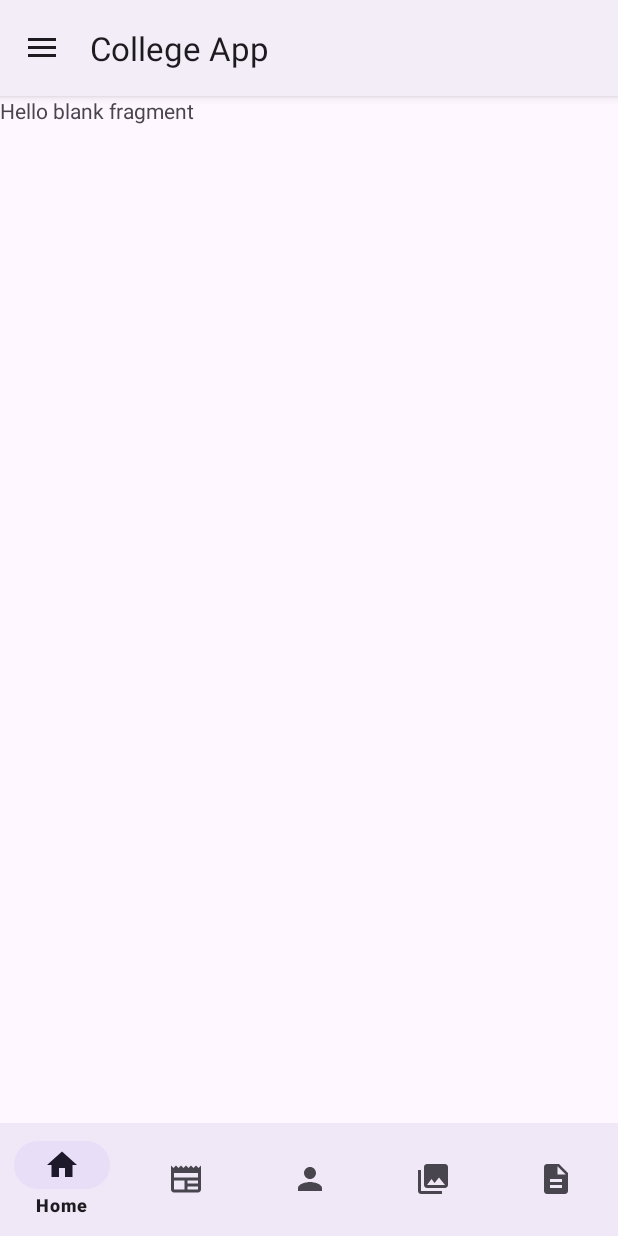
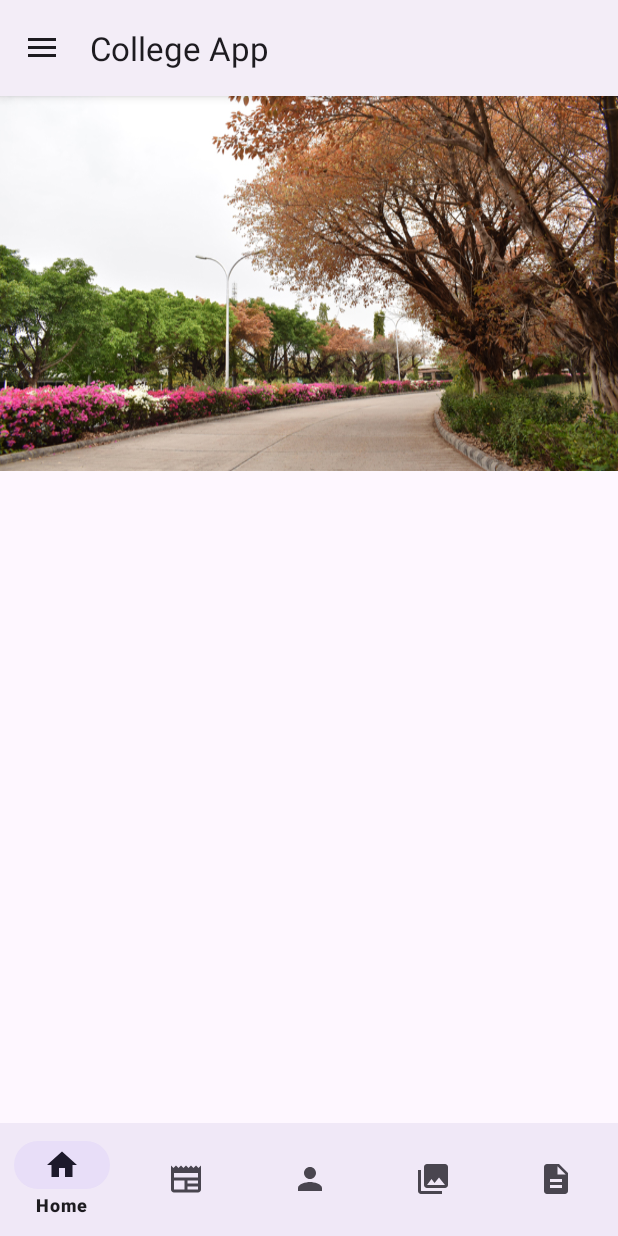
Before and after one commit to TheScriptRailoth/College-App, an Android app: the screen it shows after launch (MainActivity), on a phone screen of 412 x 824 dp. Run offline under Robolectric (Android 15) with nearby library versions, the phone set to English and light mode, and no system bars; our stand-ins replace navigation-ui.

Commit message:
College App: Added Automatic Image Slider
Signed-off-by: TheScriptRailoth <am3718440@gmail.com>

```diff
--- a/app/build.gradle
+++ b/app/build.gradle
@@ -1,21 +1,17 @@
 plugins {
     id 'com.android.application'
 }
-
 android {
     namespace 'com.notebook.collegeapp'
     compileSdk 33
-
     defaultConfig {
         applicationId "com.notebook.collegeapp"
         minSdk 21
         targetSdk 33
         versionCode 1
         versionName "1.0"
-
         testInstrumentationRunner "androidx.test.runner.AndroidJUnitRunner"
     }
-
     buildTypes {
         release {
             minifyEnabled false
@@ -27,11 +23,12 @@ android {
         targetCompatibility JavaVersion.VERSION_1_8
     }
 }
-
 dependencies {
-    implementation 'androidx.appcompat:appcompat:1.4.0'
+    //implementation 'com.github.smarteist:autoimageslider:1.4.0'
+//    implementation 'com.github.smarteist:autoimageslider:1.4.0-appcompat'
     implementation 'androidx.appcompat:appcompat:1.6.1'
-    implementation 'com.google.android.material:material:1.5.0'
+    implementation 'androidx.appcompat:appcompat:1.6.1'
+    implementation 'com.google.android.material:material:1.9.0'
     implementation 'androidx.constraintlayout:constraintlayout:2.1.4'
     testImplementation 'junit:junit:4.13.2'
     androidTestImplementation 'androidx.test.ext:junit:1.1.5'
--- a/app/src/main/java/com/notebook/collegeapp/ui/home/HomeFragment.java
+++ b/app/src/main/java/com/notebook/collegeapp/ui/home/HomeFragment.java
@@ -7,17 +7,36 @@ import androidx.fragment.app.Fragment;
 import android.view.LayoutInflater;
 import android.view.View;
 import android.view.ViewGroup;
+import android.widget.ImageView;
+import android.widget.ViewFlipper;
 
 import com.notebook.collegeapp.R;
 
 
 public class HomeFragment extends Fragment {
+    private ViewFlipper flipper;
+
 
 
     @Override
     public View onCreateView(LayoutInflater inflater, ViewGroup container,
                              Bundle savedInstanceState) {
         // Inflate the layout for this fragment
-        return inflater.inflate(R.layout.fragment_home, container, false);
+        View view =inflater.inflate(R.layout.fragment_home, container, false);
+        int imarray[]={R.drawable.pic1,R.drawable.pic2, R.drawable.pic3, R.drawable.pic4,R.drawable.pic5, R.drawable.pic6, R.drawable.pic7};
+        flipper=view.findViewById(R.id.flipper);
+        for(int i=0; i< imarray.length;i++)
+            showImage(imarray[i]);
+        return view;
+    }
+    public void showImage(int img)
+    {
+        ImageView imageview=new ImageView(getActivity());
+        imageview.setBackgroundResource(img);
+        flipper.addView(imageview);
+        flipper.setAutoStart(true);
+        flipper.setFlipInterval(2700);
+        flipper.setInAnimation(getActivity(),android.R.anim.slide_in_left);
+        flipper.setOutAnimation(getActivity(),android.R.anim.slide_out_right);
     }
 }
--- a/app/src/main/res/layout/activity_main.xml
+++ b/app/src/main/res/layout/activity_main.xml
@@ -39,6 +39,7 @@
             app:layout_constraintStart_toStartOf="parent"
             app:menu="@menu/bottom_nav">
 
+
         </com.google.android.material.bottomnavigation.BottomNavigationView>
 
     </androidx.constraintlayout.widget.ConstraintLayout>
--- a/app/src/main/res/layout/fragment_home.xml
+++ b/app/src/main/res/layout/fragment_home.xml
@@ -4,11 +4,23 @@
     android:layout_width="match_parent"
     android:layout_height="match_parent"
     tools:context=".ui.home.HomeFragment">
+    <ScrollView
+        android:layout_width="match_parent"
+        android:layout_height="match_parent">
 
-    <!-- TODO: Update blank fragment layout -->
-    <TextView
-        android:layout_width="match_parent"
-        android:layout_height="match_parent"
-        android:text="@string/hello_blank_fragment" />
+        <LinearLayout
+            android:layout_width="match_parent"
+            android:layout_height="match_parent"
+            android:orientation="vertical">
 
+            <ViewFlipper
+                android:layout_width="match_parent"
+                android:layout_height="250dp"
+                android:id="@+id/flipper"
+                android:layout_gravity="center"/>
+
+        </LinearLayout>
+
+
+    </ScrollView>
 </FrameLayout>
--- a/build.gradle
+++ b/build.gradle
@@ -1,4 +1,4 @@
-// Top-level build file where you can add configuration options common to all sub-projects/modules.
+
 plugins {
     id 'com.android.application' version '8.0.0' apply false
     id 'com.android.library' version '8.0.0' apply false
--- a/settings.gradle
+++ b/settings.gradle
@@ -3,6 +3,9 @@ pluginManagement {
         google()
         mavenCentral()
         gradlePluginPortal()
+        repositories {
+            maven { url 'https://jitpack.io' }
+        }
     }
 }
 dependencyResolutionManagement {
@@ -10,6 +13,9 @@ dependencyResolutionManagement {
     repositories {
         google()
         mavenCentral()
+        maven{
+            url 'https://jitpack.io'
+        }
     }
 }
 rootProject.name = "College App"
```
Also changed, not shown: app/src/main/res/drawable/pic1.jpg (added), app/src/main/res/drawable/pic2.jpg (added), app/src/main/res/drawable/pic3.jpg (added), app/src/main/res/drawable/pic4.jpg (added), app/src/main/res/drawable/pic5.jpg (added), app/src/main/res/drawable/pic6.jpg (added), app/src/main/res/drawable/pic7.jpg (added).
